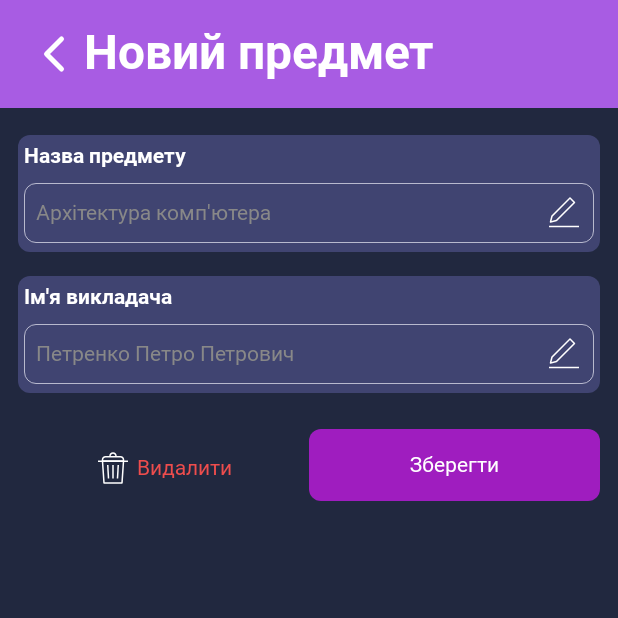
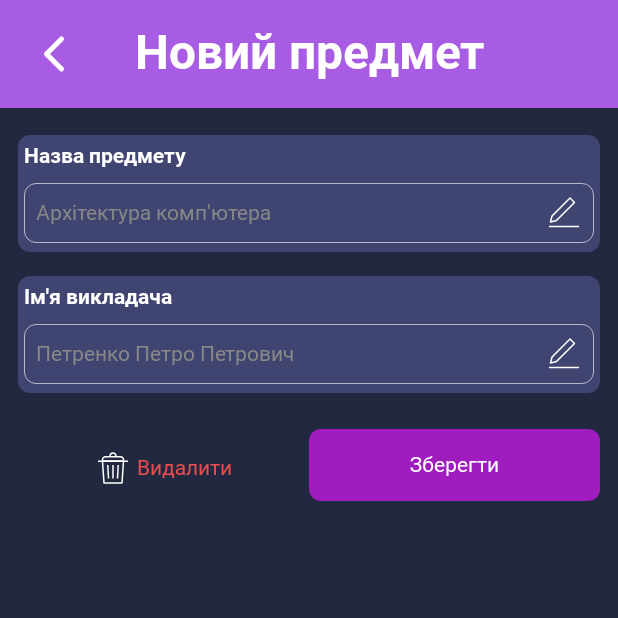
Before and after one commit to graart124/anitasks, an Android app built with Jetpack Compose: the composable AddSubjectScreen shown on its own in the app's theme, on a phone screen of 412 x 824 dp, the top half of it. Run offline under Robolectric (Android 15) with nearby library versions, the phone set to English and light mode, and no system bars; our stand-ins replace Dagger/Hilt's generated code; libraries missing offline, so code that uses them is left out: com.ramcosta.composedestinations; 5 statements that could not run were skipped.

Commit message:
centered text

```diff
--- a/app/src/main/java/com/example/anitasks/ui/components/TopAppBar.kt
+++ b/app/src/main/java/com/example/anitasks/ui/components/TopAppBar.kt
@@ -15,6 +15,7 @@ import androidx.compose.ui.draw.rotate
 import androidx.compose.ui.graphics.Color
 import androidx.compose.ui.graphics.ColorFilter
 import androidx.compose.ui.res.painterResource
+import androidx.compose.ui.text.style.TextAlign
 import androidx.compose.ui.unit.dp
 import com.example.anitasks.R
 import com.example.anitasks.ui.theme.AppTextStyle
@@ -26,7 +27,7 @@ import com.ramcosta.composedestinations.navigation.DestinationsNavigator
 fun TopAppBar(
     label: String,
     backButtonAvailable: Boolean = false,
-    navigator: DestinationsNavigator?=null
+    navigator: DestinationsNavigator? = null
 ) {
     Row(
         modifier = Modifier
@@ -49,6 +50,13 @@ fun TopAppBar(
                 )
             }
         }
-        Text(text = label, style = AppTextStyle.RobotoBold.sp32.copy(color = Color.White))
+        Text(
+            text = label,
+            style = AppTextStyle.RobotoBold.sp32.copy(color = Color.White),
+            textAlign = TextAlign.Center,
+            modifier = Modifier
+                .fillMaxWidth()
+                .padding(end = 40.dp)
+        )
     }
 }
```
Also changed, not shown: app/src/main/java/com/example/anitasks/screens/add_lesson/AddLessonViewModel.kt (+6 -3 lines).
